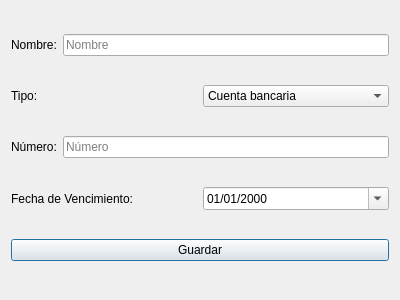
JoseManuelLuque/BillGuard, file ui/AddPaymentMethod.ui: the form before one commit.
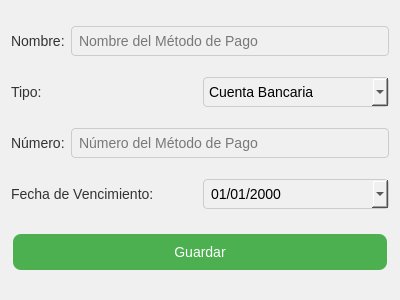
The form after the commit.

Commit message: Estilizado, icono y nombre

```diff
--- a/ui/AddPaymentMethod.ui
+++ b/ui/AddPaymentMethod.ui
@@ -13,6 +13,46 @@
   <property name="windowTitle">
    <string>Agregar Método de Pago</string>
   </property>
+  <property name="styleSheet">
+   <string notr="true">QWidget {
+    background-color: #f0f0f0;
+    font-family: Arial, sans-serif;
+    font-size: 14px;
+}
+
+QPushButton {
+    background-color: #4CAF50;
+    color: white;
+    border: none;
+    padding: 10px 20px;
+    text-align: center;
+    text-decoration: none;
+    font-size: 14px;
+    margin: 4px 2px;
+    border-radius: 8px;
+}
+
+QPushButton:hover {
+    background-color: #45a049;
+}
+
+QLabel {
+    color: #333;
+    font-size: 14px;
+}
+
+QLineEdit, QDateEdit, QComboBox {
+    padding: 5px;
+    border: 1px solid #ccc;
+    border-radius: 4px;
+}
+
+QListWidget {
+    border: 1px solid #ccc;
+    border-radius: 4px;
+    padding: 5px;
+}</string>
+  </property>
   <layout class="QVBoxLayout" name="verticalLayout">
    <item>
     <layout class="QHBoxLayout" name="horizontalLayoutNombre">
@@ -26,7 +66,7 @@
      <item>
       <widget class="QLineEdit" name="inputNombre">
        <property name="placeholderText">
-        <string>Nombre</string>
+        <string>Nombre del Método de Pago</string>
        </property>
       </widget>
      </item>
@@ -45,7 +85,7 @@
       <widget class="QComboBox" name="comboTipo">
        <item>
         <property name="text">
-         <string>Cuenta bancaria</string>
+         <string>Cuenta Bancaria</string>
         </property>
        </item>
        <item>
@@ -74,7 +114,7 @@
      <item>
       <widget class="QLineEdit" name="inputNumero">
        <property name="placeholderText">
-        <string>Número</string>
+        <string>Número del Método de Pago</string>
        </property>
       </widget>
      </item>
```
Left out of the diff: 10 changed lines with no effect on the pictures. The commit also changes 11 other files.
